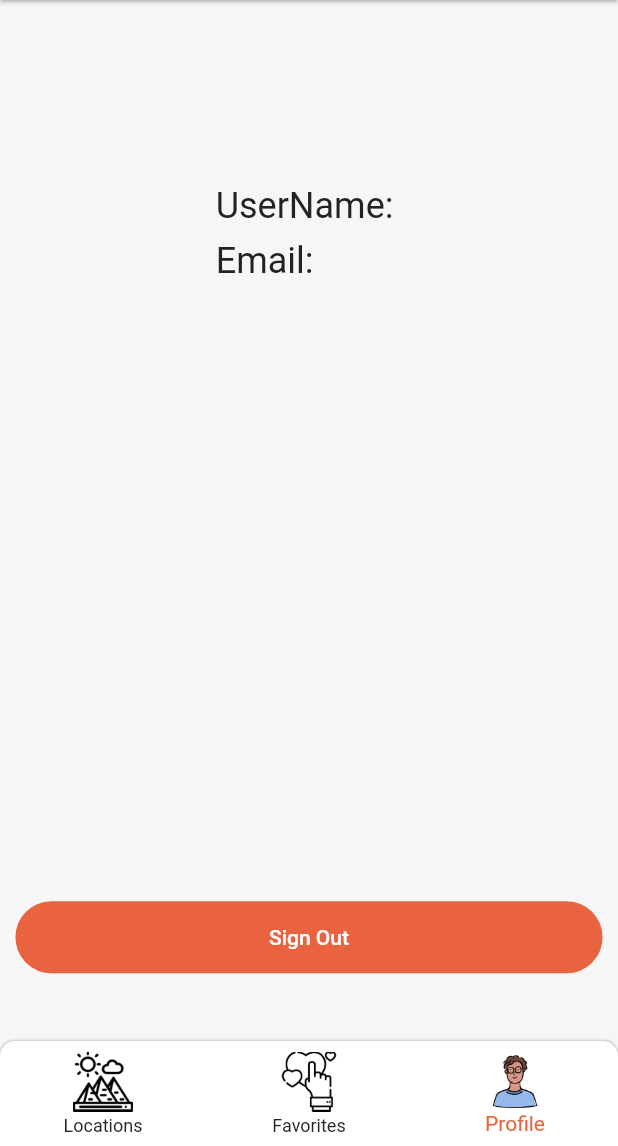
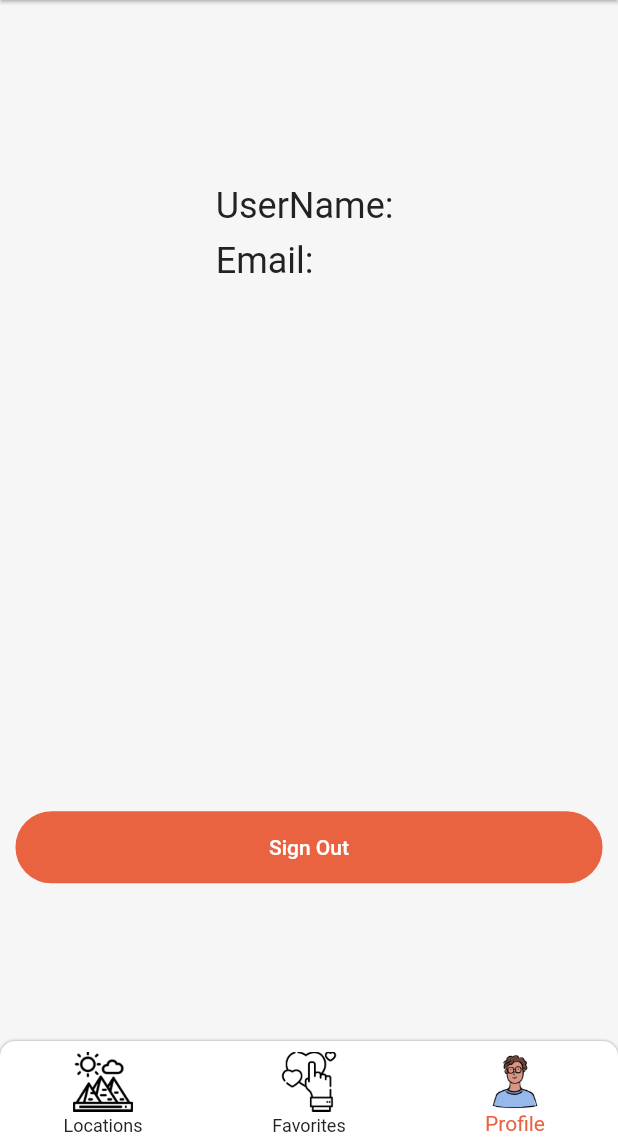
Before and after one commit to AhmedElbasha97/Ra7alah, a Flutter app: the ProfileScreen screen opened by its route, item 3 of the bottom bar chosen, on a phone screen of 412 x 824 dp, the part 90-1236 px from its top. Run offline on Flutter 3.47's test engine with Material 2 defaults, Android fonts, the phone set to English and light mode, and no system bars; our stand-ins replace connectivity_plus, dio, firebase_auth, firebase_core, firebase_database, get and 4 more; missing offline and left inert: map_launcher; accounts and stored records are empty; network calls fail; Roboto replaces fonts that are missing (Metropolis).

Commit message:
add image and update screen sizes

```diff
--- a/lib/main.dart
+++ b/lib/main.dart
@@ -27,6 +27,7 @@ class MyApp extends StatelessWidget {
   Widget build(BuildContext context) {
 
     return  GetMaterialApp(
+      debugShowCheckedModeBanner: false,
           getPages: AppRoutes.routes,
           home: Intro(),
         );
--- a/lib/screens/LocationsTableView/locations_table_view_screen.dart
+++ b/lib/screens/LocationsTableView/locations_table_view_screen.dart
@@ -46,7 +46,7 @@ class _RestrauntTableViewScreen extends State<LocationTableViewScreen> {
                 ],
               ),
               Container(
-                height: Get.height*0.5,
+                height: Get.height*0.5-(MediaQuery.of(context).padding.bottom + 30),
                 child: ListView.builder(
                   itemCount: widget.locations.city.length,
                   itemBuilder:
--- a/lib/screens/ProfileScreen/profile_screen.dart
+++ b/lib/screens/ProfileScreen/profile_screen.dart
@@ -54,7 +54,7 @@ class _ProfileScreenState extends State<ProfileScreen> {
               ),
 
 
-              SizedBox(height: Get.height * 0.5,),
+              SizedBox(height: Get.height * 0.5-(MediaQuery.of(context).padding.bottom + 60),),
               RoundedCornerButton(borderRadius: 25.0,
                 title: "Sign Out",
                 hasBorder: true,
--- a/lib/widgets/offline_page.dart
+++ b/lib/widgets/offline_page.dart
@@ -9,10 +9,11 @@ class OfflinePage extends StatelessWidget {
   @override
   Widget build(BuildContext context) {
     return Scaffold(
+      backgroundColor: Color.fromRGBO(255, 255, 255, 1),
         body: Column(
           mainAxisAlignment: MainAxisAlignment.center,
           children: [
-            Image.asset('assets/images/404.png'),
+            Image.asset('assets/images/404 Error Page not Found with people connecting a plug (1).gif'),
             const Padding(
               padding: EdgeInsets.only(bottom: 15.0),
               child: Text(
@@ -26,7 +27,7 @@ class OfflinePage extends StatelessWidget {
               child: ElevatedButton(
                 child: const Text(
                   'Refresh',
-                  style: TextStyle(fontSize: 18.0),
+                  style: TextStyle(fontSize: 18.0,color: Colors.white),
                 ),
                 onPressed: () {
                   Navigator.of(context).pushReplacement(
```
Also changed, not shown: assets/images/404 Error Page not Found with people connecting a plug (1).gif (added), pubspec.lock.
